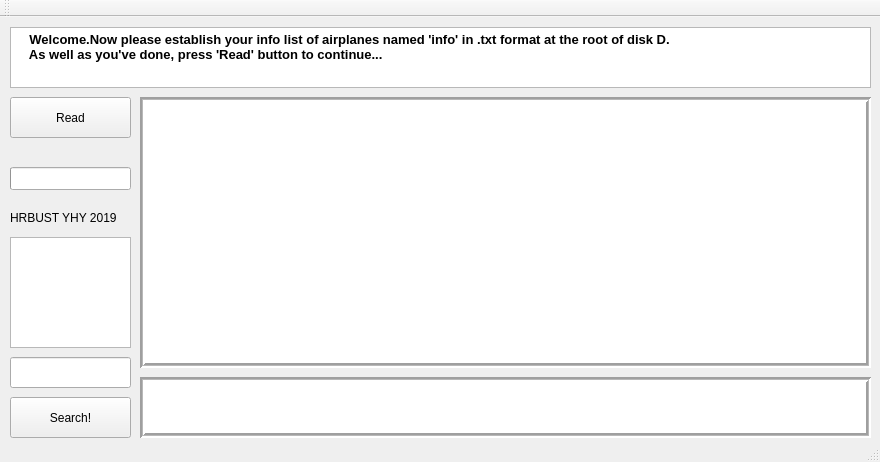
First picture: the form in mainwindow.ui, repository Fijiisland/Simplified-Airline-Tool, before the edit.
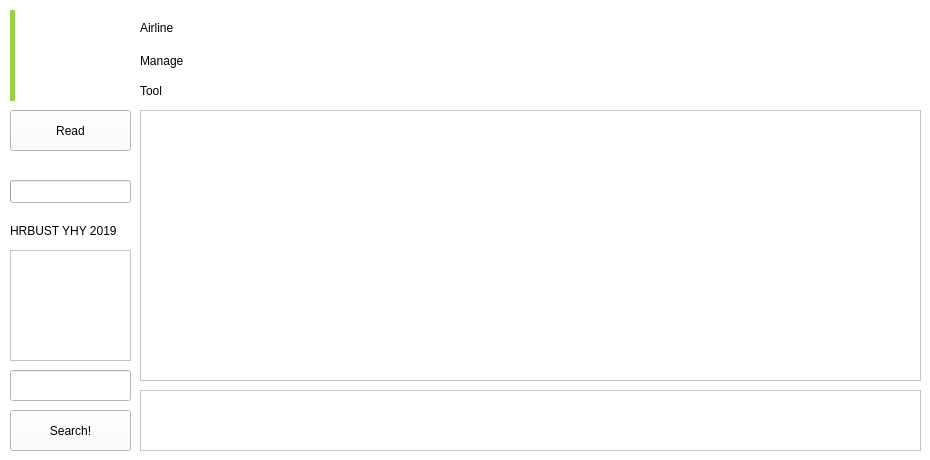
Second picture: the form after the edit. Icons and pictures are not drawn.

What changed in the file:
```diff
--- a/mainwindow.ui
+++ b/mainwindow.ui
@@ -6,15 +6,15 @@
    <rect>
     <x>0</x>
     <y>0</y>
-    <width>880</width>
-    <height>462</height>
+    <width>930</width>
+    <height>460</height>
    </rect>
   </property>
   <property name="windowTitle">
    <string>Airline Manage Tool</string>
   </property>
   <property name="styleSheet">
-   <string notr="true">background-image: url(:/new/prefix1/back3.jpeg);</string>
+   <string notr="true">background-color: rgb(255, 255, 255);</string>
   </property>
   <property name="tabShape">
    <enum>QTabWidget::Rounded</enum>
@@ -24,7 +24,7 @@
     <property name="geometry">
      <rect>
       <x>10</x>
-      <y>80</y>
+      <y>110</y>
       <width>121</width>
       <height>41</height>
      </rect>
@@ -37,8 +37,8 @@
     <property name="geometry">
      <rect>
       <x>140</x>
-      <y>80</y>
-      <width>731</width>
+      <y>110</y>
+      <width>781</width>
       <height>271</height>
      </rect>
     </property>
@@ -46,10 +46,13 @@
      <bool>false</bool>
     </property>
     <property name="frameShape">
-     <enum>QFrame::Box</enum>
+     <enum>QFrame::StyledPanel</enum>
+    </property>
+    <property name="frameShadow">
+     <enum>QFrame::Plain</enum>
     </property>
     <property name="lineWidth">
-     <number>2</number>
+     <number>1</number>
     </property>
     <property name="midLineWidth">
      <number>1</number>
@@ -59,16 +62,19 @@
     <property name="geometry">
      <rect>
       <x>140</x>
-      <y>360</y>
-      <width>731</width>
+      <y>390</y>
+      <width>781</width>
       <height>61</height>
      </rect>
     </property>
     <property name="frameShape">
-     <enum>QFrame::Box</enum>
+     <enum>QFrame::StyledPanel</enum>
+    </property>
+    <property name="frameShadow">
+     <enum>QFrame::Plain</enum>
     </property>
     <property name="lineWidth">
-     <number>2</number>
+     <number>1</number>
     </property>
     <property name="midLineWidth">
      <number>1</number>
@@ -78,7 +84,7 @@
     <property name="geometry">
      <rect>
       <x>10</x>
-      <y>340</y>
+      <y>370</y>
       <width>121</width>
       <height>31</height>
      </rect>
@@ -88,7 +94,7 @@
     <property name="geometry">
      <rect>
       <x>10</x>
-      <y>380</y>
+      <y>410</y>
       <width>121</width>
       <height>41</height>
      </rect>
@@ -97,42 +103,21 @@
      <string>Search!</string>
     </property>
    </widget>
-   <widget class="QTextBrowser" name="textBrowser_welcome">
-    <property name="geometry">
-     <rect>
-      <x>10</x>
-      <y>10</y>
-      <width>861</width>
-      <height>61</height>
-     </rect>
-    </property>
-    <property name="styleSheet">
-     <string notr="true">font: 9pt &quot;Meiryo UI&quot;;</string>
-    </property>
-    <property name="html">
-     <string>&lt;!DOCTYPE HTML PUBLIC &quot;-//W3C//DTD HTML 4.0//EN&quot; &quot;http://www.w3.org/TR/REC-html40/strict.dtd&quot;&gt;
-&lt;html&gt;&lt;head&gt;&lt;meta name=&quot;qrichtext&quot; content=&quot;1&quot; /&gt;&lt;style type=&quot;text/css&quot;&gt;
-p, li { white-space: pre-wrap; }
-&lt;/style&gt;&lt;/head&gt;&lt;body style=&quot; font-family:'Meiryo UI'; font-size:9pt; font-weight:400; font-style:normal;&quot;&gt;
-&lt;p style=&quot; margin-top:0px; margin-bottom:0px; margin-left:0px; margin-right:0px; -qt-block-indent:0; text-indent:0px;&quot;&gt;&lt;span style=&quot; font-family:'SimSun'; font-size:10pt; font-weight:600; color:#000000;&quot;&gt;    Welcome.Now please establish your info list of airplanes named 'info' in .txt format at the root of disk D.     &lt;/span&gt;&lt;/p&gt;
-&lt;p style=&quot; margin-top:0px; margin-bottom:0px; margin-left:0px; margin-right:0px; -qt-block-indent:0; text-indent:0px;&quot;&gt;&lt;span style=&quot; font-family:'SimSun'; font-size:10pt; font-weight:600; color:#000000;&quot;&gt;    As well as you've done, press 'Read' button to continue...&lt;/span&gt;&lt;/p&gt;&lt;/body&gt;&lt;/html&gt;</string>
-    </property>
-   </widget>
    <widget class="QTextBrowser" name="textBrowser_welcome_2">
     <property name="geometry">
      <rect>
       <x>10</x>
-      <y>220</y>
+      <y>250</y>
       <width>121</width>
       <height>111</height>
      </rect>
     </property>
    </widget>
-   <widget class="QLabel" name="label_3">
+   <widget class="QLabel" name="label_right">
     <property name="geometry">
      <rect>
       <x>10</x>
-      <y>190</y>
+      <y>220</y>
       <width>121</width>
       <height>21</height>
      </rect>
@@ -148,7 +133,7 @@
     <property name="geometry">
      <rect>
       <x>10</x>
-      <y>150</y>
+      <y>180</y>
       <width>121</width>
       <height>23</height>
      </rect>
@@ -160,16 +145,100 @@
      <bool>false</bool>
     </property>
    </widget>
+   <widget class="QLabel" name="label_ico">
+    <property name="geometry">
+     <rect>
+      <x>40</x>
+      <y>10</y>
+      <width>91</width>
+      <height>91</height>
+     </rect>
+    </property>
+    <property name="styleSheet">
+     <string notr="true">image: url(:/images/mainICO.png);</string>
+    </property>
+    <property name="text">
+     <string/>
+    </property>
+   </widget>
+   <widget class="QLabel" name="label">
+    <property name="geometry">
+     <rect>
+      <x>140</x>
+      <y>20</y>
+      <width>81</width>
+      <height>16</height>
+     </rect>
+    </property>
+    <property name="text">
+     <string>Airline</string>
+    </property>
+   </widget>
+   <widget class="QLabel" name="label_2">
+    <property name="geometry">
+     <rect>
+      <x>140</x>
+      <y>40</y>
+      <width>81</width>
+      <height>41</height>
+     </rect>
+    </property>
+    <property name="text">
+     <string>Manage</string>
+    </property>
+   </widget>
+   <widget class="QLabel" name="label_3">
+    <property name="geometry">
+     <rect>
+      <x>140</x>
+      <y>80</y>
+      <width>41</width>
+      <height>21</height>
+     </rect>
+    </property>
+    <property name="text">
+     <string>Tool</string>
+    </property>
+   </widget>
+   <widget class="QLabel" name="label_4">
+    <property name="geometry">
+     <rect>
+      <x>10</x>
+      <y>10</y>
+      <width>5</width>
+      <height>91</height>
+     </rect>
+    </property>
+    <property name="styleSheet">
+     <string notr="true">background-color: rgb(152, 210, 77);</string>
+    </property>
+    <property name="text">
+     <string/>
+    </property>
+   </widget>
+   <widget class="QPushButton" name="pushButton">
+    <property name="geometry">
+     <rect>
+      <x>230</x>
+      <y>10</y>
+      <width>691</width>
+      <height>88</height>
+     </rect>
+    </property>
+    <property name="styleSheet">
+     <string notr="true">background-image: url(:/images/hint0.png);</string>
+    </property>
+    <property name="text">
+     <string/>
+    </property>
+    <property name="default">
+     <bool>false</bool>
+    </property>
+    <property name="flat">
+     <bool>true</bool>
+    </property>
+   </widget>
   </widget>
-  <widget class="QToolBar" name="mainToolBar">
-   <attribute name="toolBarArea">
-    <enum>TopToolBarArea</enum>
-   </attribute>
-   <attribute name="toolBarBreak">
-    <bool>false</bool>
-   </attribute>
-  </widget>
-  <widget class="QStatusBar" name="statusBar"/>
  </widget>
  <layoutdefault spacing="6" margin="11"/>
  <resources/>
```
